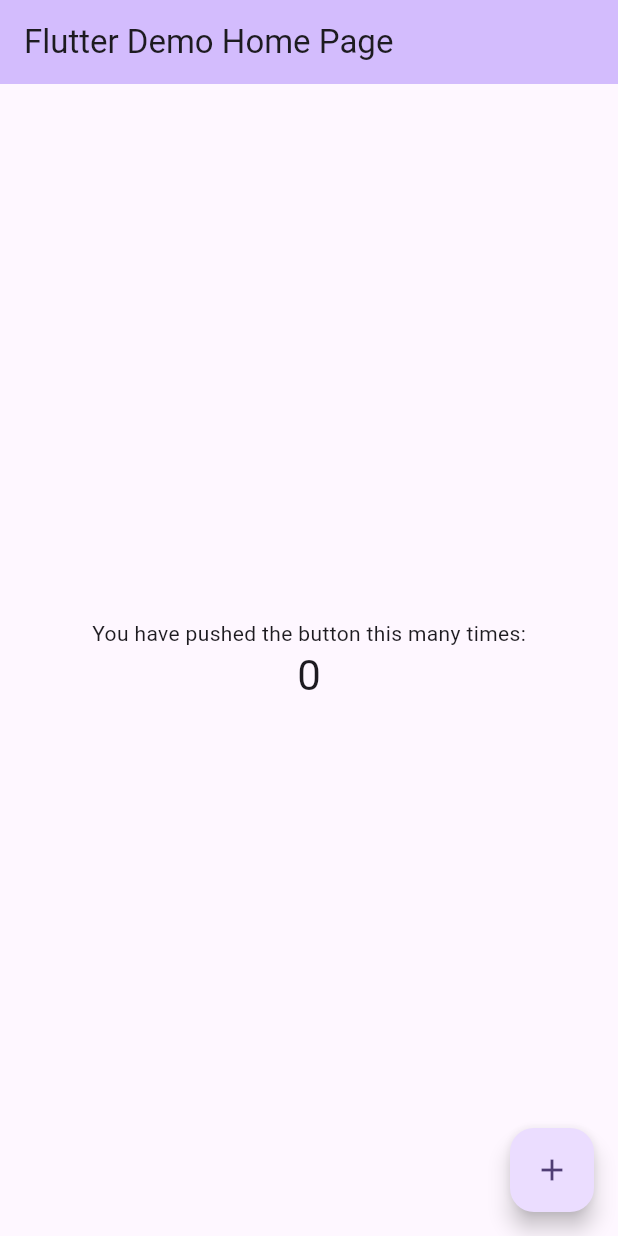
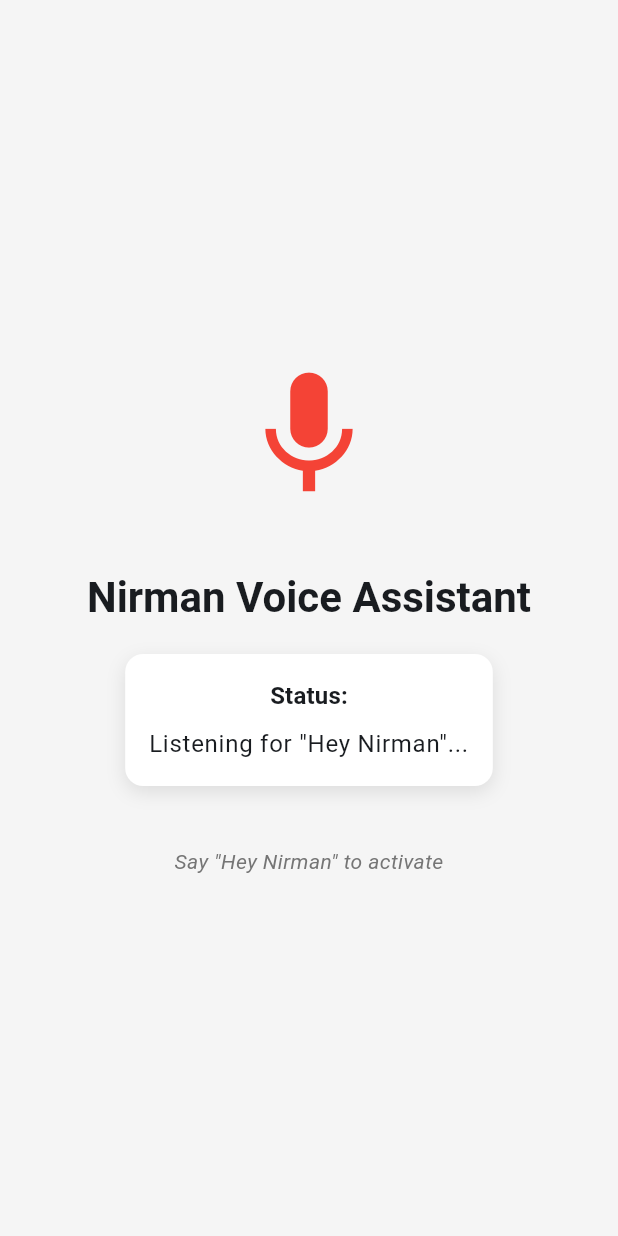
Before and after one commit to ZoroTech/nirman, a Flutter app: the screen it shows after launch, on a phone screen of 412 x 824 dp. Run offline on Flutter 3.47's test engine with Material 3 defaults, Android fonts, the phone set to English and light mode, and no system bars; our stand-ins replace flutter_tts, permission_handler, speech_to_text.

Commit message:
Updated pubspec.yaml

```diff
--- a/lib/main.dart
+++ b/lib/main.dart
@@ -1,4 +1,7 @@
 import 'package:flutter/material.dart';
+import 'package:speech_to_text/speech_to_text.dart';
+import 'package:flutter_tts/flutter_tts.dart';
+import 'package:permission_handler/permission_handler.dart';
 
 void main() {
   runApp(const MyApp());
@@ -7,116 +10,279 @@ void main() {
 class MyApp extends StatelessWidget {
   const MyApp({super.key});
 
-  // This widget is the root of your application.
   @override
   Widget build(BuildContext context) {
     return MaterialApp(
-      title: 'Flutter Demo',
+      title: 'Nirman Voice Assistant',
       theme: ThemeData(
-        // This is the theme of your application.
-        //
-        // TRY THIS: Try running your application with "flutter run". You'll see
-        // the application has a purple toolbar. Then, without quitting the app,
-        // try changing the seedColor in the colorScheme below to Colors.green
-        // and then invoke "hot reload" (save your changes or press the "hot
-        // reload" button in a Flutter-supported IDE, or press "r" if you used
-        // the command line to start the app).
-        //
-        // Notice that the counter didn't reset back to zero; the application
-        // state is not lost during the reload. To reset the state, use hot
-        // restart instead.
-        //
-        // This works for code too, not just values: Most code changes can be
-        // tested with just a hot reload.
-        colorScheme: ColorScheme.fromSeed(seedColor: Colors.deepPurple),
+        colorScheme: ColorScheme.fromSeed(seedColor: Colors.blue),
+        useMaterial3: true,
       ),
-      home: const MyHomePage(title: 'Flutter Demo Home Page'),
+      home: const VoiceAssistantPage(),
     );
   }
 }
 
-class MyHomePage extends StatefulWidget {
-  const MyHomePage({super.key, required this.title});
-
-  // This widget is the home page of your application. It is stateful, meaning
-  // that it has a State object (defined below) that contains fields that affect
-  // how it looks.
-
-  // This class is the configuration for the state. It holds the values (in this
-  // case the title) provided by the parent (in this case the App widget) and
-  // used by the build method of the State. Fields in a Widget subclass are
-  // always marked "final".
-
-  final String title;
+class VoiceAssistantPage extends StatefulWidget {
+  const VoiceAssistantPage({super.key});
 
   @override
-  State<MyHomePage> createState() => _MyHomePageState();
+  State<VoiceAssistantPage> createState() => _VoiceAssistantPageState();
 }
 
-class _MyHomePageState extends State<MyHomePage> {
-  int _counter = 0;
+class _VoiceAssistantPageState extends State<VoiceAssistantPage> {
+  final SpeechToText _speechToText = SpeechToText();
+  final FlutterTts _flutterTts = FlutterTts();
 
-  void _incrementCounter() {
+  String _statusText = 'Initializing...';
+  bool _isListening = false;
+  bool _hasResponded = false;
+  String _recognizedText = '';
+
+  @override
+  void initState() {
+    super.initState();
+    _initializeAndStart();
+  }
+
+  Future<void> _initializeAndStart() async {
+    await _requestPermissions();
+    await _initializeSpeech();
+    await _initializeTts();
+
+    if (!_hasResponded) {
+      await _startListening();
+    }
+  }
+
+  Future<void> _requestPermissions() async {
     setState(() {
-      // This call to setState tells the Flutter framework that something has
-      // changed in this State, which causes it to rerun the build method below
-      // so that the display can reflect the updated values. If we changed
-      // _counter without calling setState(), then the build method would not be
-      // called again, and so nothing would appear to happen.
-      _counter++;
+      _statusText = 'Requesting microphone permission...';
+    });
+
+    final status = await Permission.microphone.request();
+    if (status.isGranted) {
+      setState(() {
+        _statusText = 'Permission granted';
+      });
+    } else {
+      setState(() {
+        _statusText = 'Microphone permission denied';
+      });
+    }
+  }
+
+  Future<void> _initializeSpeech() async {
+    try {
+      bool available = await _speechToText.initialize(
+        onError: (error) {
+          setState(() {
+            _statusText = 'Error: ${error.errorMsg}';
+            _isListening = false;
+          });
+        },
+        onStatus: (status) {
+          if (status == 'done' || status == 'notListening') {
+            setState(() {
+              _isListening = false;
+            });
+          }
+        },
+      );
+
+      if (!available) {
+        setState(() {
+          _statusText = 'Speech recognition not available';
+        });
+      }
+    } catch (e) {
+      setState(() {
+        _statusText = 'Failed to initialize speech: $e';
+      });
+    }
+  }
+
+  Future<void> _initializeTts() async {
+    await _flutterTts.setLanguage('en-US');
+    await _flutterTts.setSpeechRate(0.5);
+    await _flutterTts.setVolume(1.0);
+    await _flutterTts.setPitch(1.0);
+  }
+
+  Future<void> _startListening() async {
+    if (_hasResponded) {
+      return;
+    }
+
+    if (!_speechToText.isAvailable) {
+      setState(() {
+        _statusText = 'Speech recognition not available';
+      });
+      return;
+    }
+
+    setState(() {
+      _statusText = 'Listening for "Hey Nirman"...';
+      _isListening = true;
+      _recognizedText = '';
+    });
+
+    await _speechToText.listen(
+      onResult: (result) {
+        setState(() {
+          _recognizedText = result.recognizedWords;
+        });
+
+        if (result.recognizedWords.toLowerCase().contains('hey nirman')) {
+          _handleWakeWordDetected();
+        }
+      },
+      listenFor: const Duration(seconds: 8),
+      pauseFor: const Duration(seconds: 5),
+      partialResults: true,
+      cancelOnError: true,
+      listenMode: ListenMode.confirmation,
+    );
+
+    Future.delayed(const Duration(seconds: 8), () {
+      if (_isListening && !_hasResponded) {
+        _speechToText.stop();
+        setState(() {
+          _isListening = false;
+          _statusText = 'Listening timeout - No wake word detected';
+        });
+      }
+    });
+  }
+
+  Future<void> _handleWakeWordDetected() async {
+    if (_hasResponded) {
+      return;
+    }
+
+    await _speechToText.stop();
+
+    setState(() {
+      _hasResponded = true;
+      _isListening = false;
+      _statusText = 'Wake word detected! Responding...';
+    });
+
+    await Future.delayed(const Duration(milliseconds: 300));
+
+    await _flutterTts.speak('Hello, how can I help you');
+
+    setState(() {
+      _statusText = 'Response completed';
     });
   }
 
   @override
+  void dispose() {
+    _speechToText.stop();
+    _flutterTts.stop();
+    super.dispose();
+  }
+
+  @override
   Widget build(BuildContext context) {
-    // This method is rerun every time setState is called, for instance as done
-    // by the _incrementCounter method above.
-    //
-    // The Flutter framework has been optimized to make rerunning build methods
-    // fast, so that you can just rebuild anything that needs updating rather
-    // than having to individually change instances of widgets.
     return Scaffold(
-      appBar: AppBar(
-        // TRY THIS: Try changing the color here to a specific color (to
-        // Colors.amber, perhaps?) and trigger a hot reload to see the AppBar
-        // change color while the other colors stay the same.
-        backgroundColor: Theme.of(context).colorScheme.inversePrimary,
-        // Here we take the value from the MyHomePage object that was created by
-        // the App.build method, and use it to set our appbar title.
-        title: Text(widget.title),
-      ),
-      body: Center(
-        // Center is a layout widget. It takes a single child and positions it
-        // in the middle of the parent.
-        child: Column(
-          // Column is also a layout widget. It takes a list of children and
-          // arranges them vertically. By default, it sizes itself to fit its
-          // children horizontally, and tries to be as tall as its parent.
-          //
-          // Column has various properties to control how it sizes itself and
-          // how it positions its children. Here we use mainAxisAlignment to
-          // center the children vertically; the main axis here is the vertical
-          // axis because Columns are vertical (the cross axis would be
-          // horizontal).
-          //
-          // TRY THIS: Invoke "debug painting" (choose the "Toggle Debug Paint"
-          // action in the IDE, or press "p" in the console), to see the
-          // wireframe for each widget.
-          mainAxisAlignment: MainAxisAlignment.center,
-          children: <Widget>[
-            const Text('You have pushed the button this many times:'),
-            Text(
-              '$_counter',
-              style: Theme.of(context).textTheme.headlineMedium,
+      backgroundColor: Colors.grey[100],
+      body: SafeArea(
+        child: Center(
+          child: Padding(
+            padding: const EdgeInsets.all(24.0),
+            child: Column(
+              mainAxisAlignment: MainAxisAlignment.center,
+              children: [
+                Icon(
+                  _isListening ? Icons.mic : Icons.mic_off,
+                  size: 100,
+                  color: _isListening ? Colors.red : Colors.grey,
+                ),
+                const SizedBox(height: 40),
+                Text(
+                  'Nirman Voice Assistant',
+                  style: Theme.of(context).textTheme.headlineMedium?.copyWith(
+                    fontWeight: FontWeight.bold,
+                  ),
+                  textAlign: TextAlign.center,
+                ),
+                const SizedBox(height: 20),
+                Container(
+                  padding: const EdgeInsets.all(16),
+                  decoration: BoxDecoration(
+                    color: Colors.white,
+                    borderRadius: BorderRadius.circular(12),
+                    boxShadow: [
+                      BoxShadow(
+                        color: Colors.black.withOpacity(0.1),
+                        blurRadius: 10,
+                        offset: const Offset(0, 4),
+                      ),
+                    ],
+                  ),
+                  child: Column(
+                    children: [
+                      Text(
+                        'Status:',
+                        style: Theme.of(context).textTheme.titleMedium?.copyWith(
+                          fontWeight: FontWeight.bold,
+                        ),
+                      ),
+                      const SizedBox(height: 8),
+                      Text(
+                        _statusText,
+                        style: Theme.of(context).textTheme.bodyLarge,
+                        textAlign: TextAlign.center,
+                      ),
+                    ],
+                  ),
+                ),
+                if (_recognizedText.isNotEmpty) ...[
+                  const SizedBox(height: 20),
+                  Container(
+                    padding: const EdgeInsets.all(16),
+                    decoration: BoxDecoration(
+                      color: Colors.blue[50],
+                      borderRadius: BorderRadius.circular(12),
+                      border: Border.all(color: Colors.blue[200]!),
+                    ),
+                    child: Column(
+                      children: [
+                        Text(
+                          'Recognized:',
+                          style: Theme.of(context).textTheme.titleSmall?.copyWith(
+                            fontWeight: FontWeight.bold,
+                            color: Colors.blue[900],
+                          ),
+                        ),
+                        const SizedBox(height: 8),
+                        Text(
+                          _recognizedText,
+                          style: Theme.of(context).textTheme.bodyMedium?.copyWith(
+                            color: Colors.blue[900],
+                          ),
+                          textAlign: TextAlign.center,
+                        ),
+                      ],
+                    ),
+                  ),
+                ],
+                const SizedBox(height: 40),
+                Text(
+                  'Say "Hey Nirman" to activate',
+                  style: Theme.of(context).textTheme.bodyMedium?.copyWith(
+                    color: Colors.grey[600],
+                    fontStyle: FontStyle.italic,
+                  ),
+                  textAlign: TextAlign.center,
+                ),
+              ],
             ),
-          ],
+          ),
         ),
       ),
-      floatingActionButton: FloatingActionButton(
-        onPressed: _incrementCounter,
-        tooltip: 'Increment',
-        child: const Icon(Icons.add),
-      ), // This trailing comma makes auto-formatting nicer for build methods.
     );
   }
 }
--- a/pubspec.yaml
+++ b/pubspec.yaml
@@ -31,9 +31,10 @@ dependencies:
   flutter:
     sdk: flutter
 
-  # The following adds the Cupertino Icons font to your application.
-  # Use with the CupertinoIcons class for iOS style icons.
   cupertino_icons: ^1.0.8
+  speech_to_text: ^6.6.0
+  flutter_tts: ^4.0.2
+  permission_handler: ^11.0.1
 
 dev_dependencies:
   flutter_test:
```
Also changed, not shown: 1 other file.
